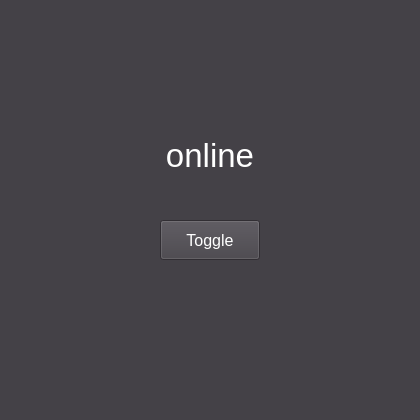
The window that main.ui (match19/QAccepter) describes before a commit, drawn with Qt 5.
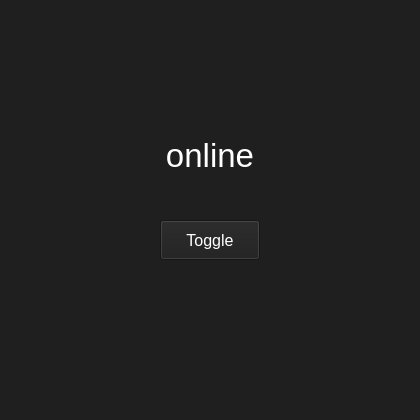
The same window after the commit.

Patch:
```diff
--- a/main.ui
+++ b/main.ui
@@ -11,11 +11,23 @@
    </rect>
   </property>
   <property name="sizePolicy">
-   <sizepolicy hsizetype="Maximum" vsizetype="Maximum">
+   <sizepolicy hsizetype="Fixed" vsizetype="Fixed">
     <horstretch>0</horstretch>
     <verstretch>0</verstretch>
    </sizepolicy>
   </property>
+  <property name="minimumSize">
+   <size>
+    <width>420</width>
+    <height>420</height>
+   </size>
+  </property>
+  <property name="maximumSize">
+   <size>
+    <width>420</width>
+    <height>420</height>
+   </size>
+  </property>
   <property name="windowTitle">
    <string>Form</string>
   </property>
@@ -23,8 +35,8 @@
    <bool>false</bool>
   </property>
   <property name="styleSheet">
-   <string notr="true">background-color: rgb(68, 65, 71);
-color: rgb(255, 255, 255);</string>
+   <string notr="true">color: rgb(255, 255, 255);
+background-color: rgb(31, 31, 31);</string>
   </property>
   <widget class="QPushButton" name="btnToggle">
    <property name="geometry">
@@ -40,6 +52,9 @@
      <pointsize>12</pointsize>
     </font>
    </property>
+   <property name="styleSheet">
+    <string notr="true">color: rgb(255, 255, 255);</string>
+   </property>
    <property name="text">
     <string>Toggle</string>
    </property>
@@ -58,6 +73,9 @@
      <pointsize>25</pointsize>
     </font>
    </property>
+   <property name="styleSheet">
+    <string notr="true">color: rgb(255, 255, 255);</string>
+   </property>
    <property name="text">
     <string>online</string>
    </property>
```
